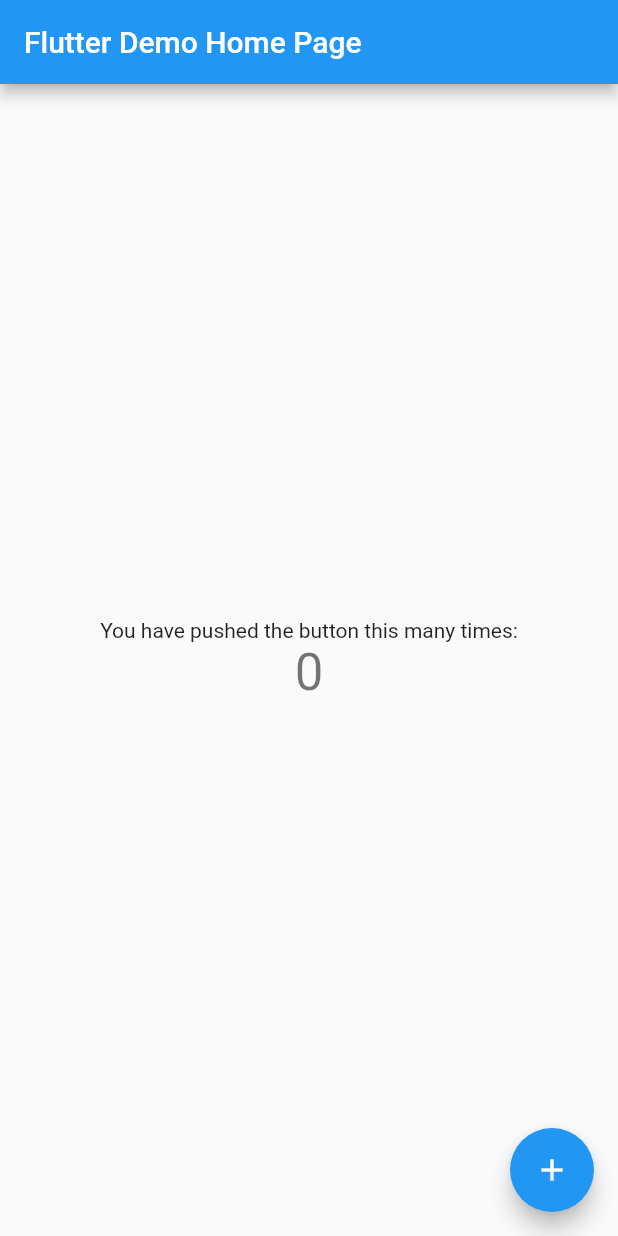
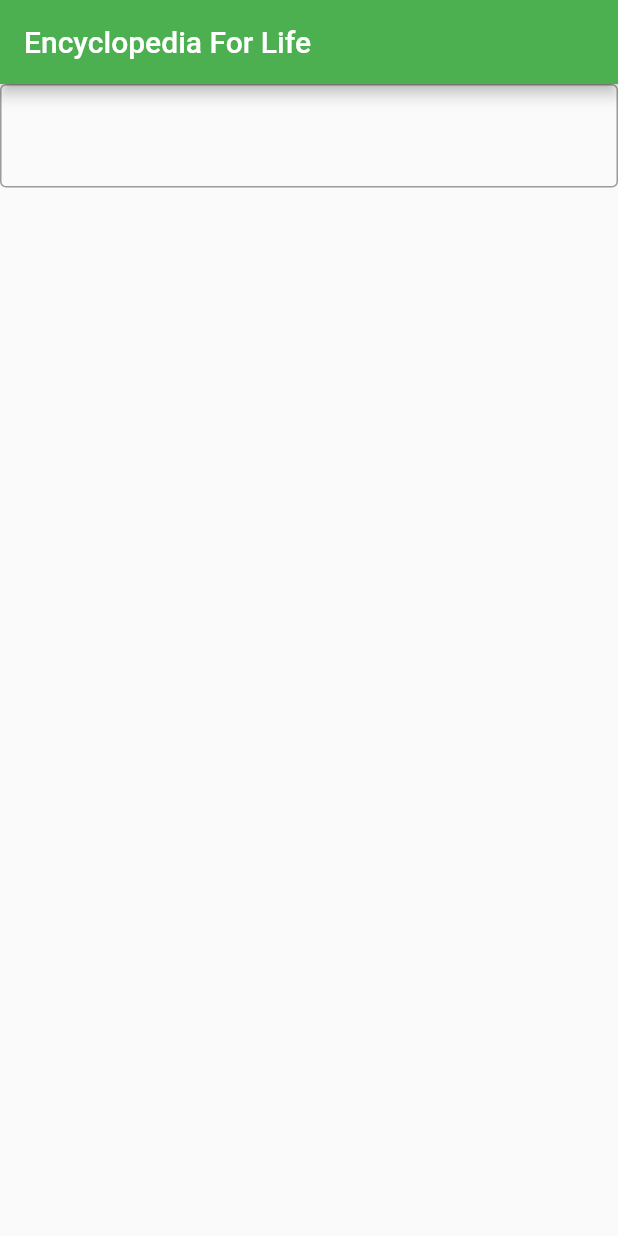
Before and after one commit to chetan-acharya/EncyclopediaForLife, a Flutter app: the screen it shows after launch, on a phone screen of 412 x 824 dp. Run offline on Flutter 3.47's test engine with Material 2 defaults, Android fonts, the light colour scheme and no system bars; drawn by our look-alikes of flutter_typeahead.

Commit message:
added autocomplete search bar and related API implmentation

```diff
--- /dev/null
+++ b/encyclopedia_for_life/lib/BackendService/backend_service.dart
@@ -0,0 +1,11 @@
+import 'autocomplete_search.dart';
+
+class BackendService with AutocompleteSearch {
+  static BackendService _instance;
+  static BackendService getInstance() {
+    if (_instance == null) {
+      _instance = BackendService();
+    }
+    return _instance;
+  }
+}
--- /dev/null
+++ b/encyclopedia_for_life/lib/Widgets/autocomplete_search_bar.dart
@@ -0,0 +1,37 @@
+import 'package:encyclopedia_for_life/BackendService/backend_service.dart';
+import 'package:flutter/material.dart';
+import 'package:flutter_typeahead/flutter_typeahead.dart';
+
+class AutocompleteSearchBar extends StatelessWidget {
+  const AutocompleteSearchBar({
+    Key key,
+  }) : super(key: key);
+
+  @override
+  Widget build(BuildContext context) {
+    return TypeAheadField(
+      textFieldConfiguration: TextFieldConfiguration(
+          autofocus: true,
+          style: TextStyle(
+            fontStyle: FontStyle.italic,
+            fontSize: 25,
+            color: Colors.green,
+          ),
+          decoration: InputDecoration(border: OutlineInputBorder())),
+      suggestionsCallback: (pattern) async {
+        return await BackendService.getInstance().getSuggestions(pattern);
+      },
+      itemBuilder: (context, suggestion) {
+        if ((suggestion.name as String).isEmpty) {
+          return Container();
+        }
+        return ListTile(
+            leading: Icon(Icons.pets), title: Text(suggestion.name));
+      },
+      onSuggestionSelected: (suggestion) {
+        // Navigator.of(context).push(MaterialPageRoute(
+        //     builder: (context) => ProductPage(product: suggestion)));
+      },
+    );
+  }
+}
--- a/encyclopedia_for_life/lib/main.dart
+++ b/encyclopedia_for_life/lib/main.dart
@@ -1,4 +1,6 @@
 import 'package:flutter/material.dart';
+
+import 'Widgets/autocomplete_search_bar.dart';
 
 void main() {
   runApp(MyApp());
@@ -9,36 +11,19 @@
   @override
   Widget build(BuildContext context) {
     return MaterialApp(
-      title: 'Flutter Demo',
+      title: 'Encyclopedia For Life',
+      debugShowCheckedModeBanner: false,
       theme: ThemeData(
         // This is the theme of your application.
-        //
-        // Try running your application with "flutter run". You'll see the
-        // application has a blue toolbar. Then, without quitting the app, try
-        // changing the primarySwatch below to Colors.green and then invoke
-        // "hot reload" (press "r" in the console where you ran "flutter run",
-        // or simply save your changes to "hot reload" in a Flutter IDE).
-        // Notice that the counter didn't reset back to zero; the application
-        // is not restarted.
-        primarySwatch: Colors.blue,
+        primarySwatch: Colors.green,
       ),
-      home: MyHomePage(title: 'Flutter Demo Home Page'),
+      home: MyHomePage(title: 'Encyclopedia For Life'),
     );
   }
 }
 
 class MyHomePage extends StatefulWidget {
   MyHomePage({Key key, this.title}) : super(key: key);
-
-  // This widget is the home page of your application. It is stateful, meaning
-  // that it has a State object (defined below) that contains fields that affect
-  // how it looks.
-
-  // This class is the configuration for the state. It holds the values (in this
-  // case the title) provided by the parent (in this case the App widget) and
-  // used by the build method of the State. Fields in a Widget subclass are
-  // always marked "final".
-
   final String title;
 
   @override
@@ -46,68 +31,20 @@
 }
 
 class _MyHomePageState extends State<MyHomePage> {
-  int _counter = 0;
-
-  void _incrementCounter() {
-    setState(() {
-      // This call to setState tells the Flutter framework that something has
-      // changed in this State, which causes it to rerun the build method below
-      // so that the display can reflect the updated values. If we changed
-      // _counter without calling setState(), then the build method would not be
-      // called again, and so nothing would appear to happen.
-      _counter++;
-    });
-  }
-
   @override
   Widget build(BuildContext context) {
-    // This method is rerun every time setState is called, for instance as done
-    // by the _incrementCounter method above.
-    //
-    // The Flutter framework has been optimized to make rerunning build methods
-    // fast, so that you can just rebuild anything that needs updating rather
-    // than having to individually change instances of widgets.
     return Scaffold(
       appBar: AppBar(
-        // Here we take the value from the MyHomePage object that was created by
-        // the App.build method, and use it to set our appbar title.
         title: Text(widget.title),
       ),
-      body: Center(
-        // Center is a layout widget. It takes a single child and positions it
-        // in the middle of the parent.
+      body: Container(
         child: Column(
-          // Column is also a layout widget. It takes a list of children and
-          // arranges them vertically. By default, it sizes itself to fit its
-          // children horizontally, and tries to be as tall as its parent.
-          //
-          // Invoke "debug painting" (press "p" in the console, choose the
-          // "Toggle Debug Paint" action from the Flutter Inspector in Android
-          // Studio, or the "Toggle Debug Paint" command in Visual Studio Code)
-          // to see the wireframe for each widget.
-          //
-          // Column has various properties to control how it sizes itself and
-          // how it positions its children. Here we use mainAxisAlignment to
-          // center the children vertically; the main axis here is the vertical
-          // axis because Columns are vertical (the cross axis would be
-          // horizontal).
-          mainAxisAlignment: MainAxisAlignment.center,
+          mainAxisAlignment: MainAxisAlignment.start,
           children: <Widget>[
-            Text(
-              'You have pushed the button this many times:',
-            ),
-            Text(
-              '$_counter',
-              style: Theme.of(context).textTheme.headline4,
-            ),
+            AutocompleteSearchBar(),
           ],
         ),
       ),
-      floatingActionButton: FloatingActionButton(
-        onPressed: _incrementCounter,
-        tooltip: 'Increment',
-        child: Icon(Icons.add),
-      ), // This trailing comma makes auto-formatting nicer for build methods.
     );
   }
 }
--- a/encyclopedia_for_life/pubspec.yaml
+++ b/encyclopedia_for_life/pubspec.yaml
@@ -28,6 +28,8 @@
   # The following adds the Cupertino Icons font to your application.
   # Use with the CupertinoIcons class for iOS style icons.
   cupertino_icons: ^1.0.2
+  flutter_typeahead: ^3.1.3
+  http: ^0.13.3
 
 dev_dependencies:
   flutter_test:
```
Also changed, not shown: encyclopedia_for_life/lib/BackendService/autocomplete_search.dart (added, +37 -0 lines), encyclopedia_for_life/pubspec.lock.
